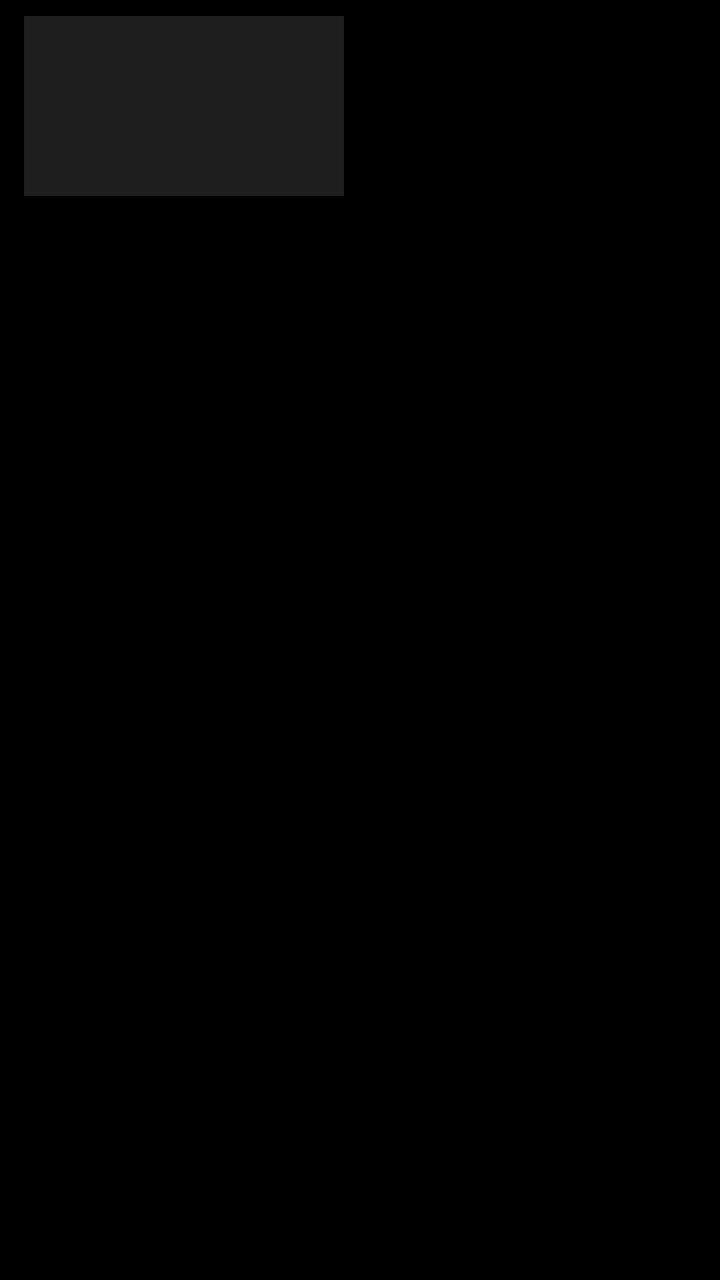
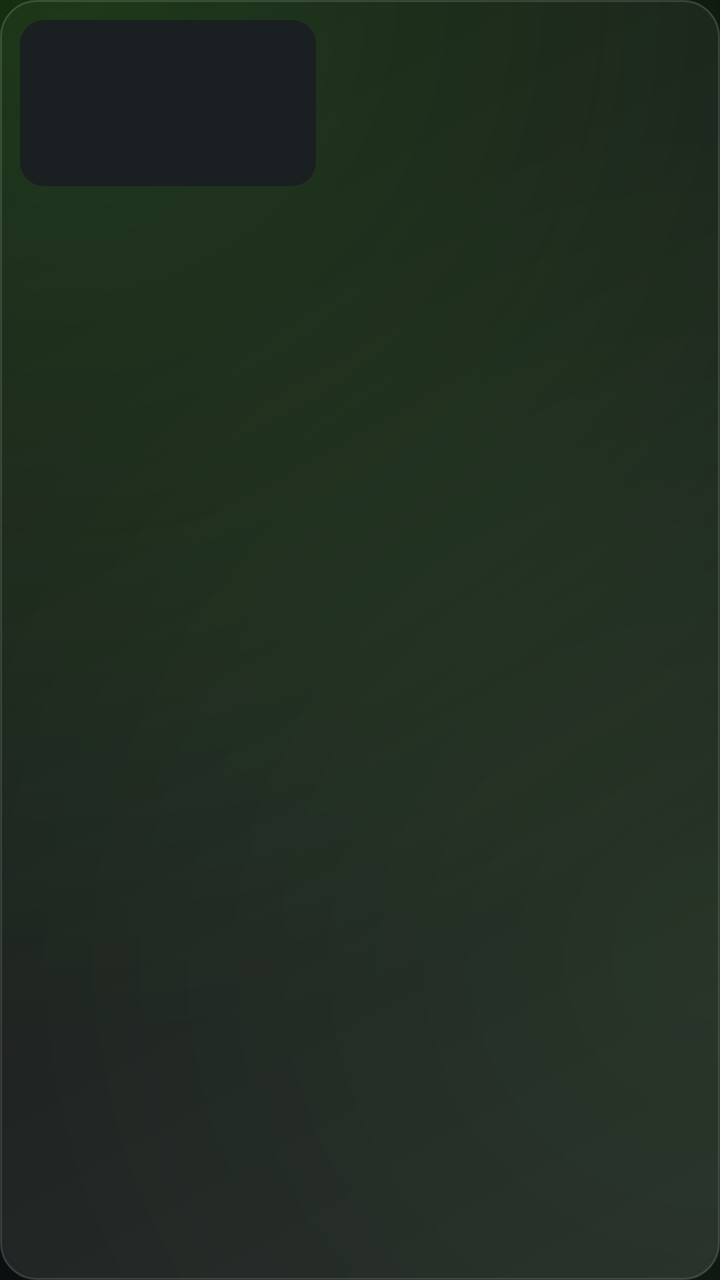

Two renders of the same Android screen: before a commit and after it. Below are the layout's source before the change and the commit's diff.
<!-- AndroidManifest.xml: application theme Theme.KickPlayer -->
<!-- res/layout/item_media.xml -->
<?xml version="1.0" encoding="utf-8"?>
<LinearLayout xmlns:android="http://schemas.android.com/apk/res/android"
    android:layout_width="match_parent"
    android:layout_height="wrap_content"
    android:background="?android:attr/selectableItemBackground"
    android:orientation="horizontal"
    android:paddingHorizontal="12dp"
    android:paddingVertical="8dp">

    <FrameLayout
        android:layout_width="160dp"
        android:layout_height="90dp"
        android:background="#1E1E1E">

        <ImageView
            android:id="@+id/thumb"
            android:layout_width="match_parent"
            android:layout_height="match_parent"
            android:importantForAccessibility="no"
            android:scaleType="centerCrop" />

        <TextView
            android:id="@+id/badge"
            android:layout_width="wrap_content"
            android:layout_height="wrap_content"
            android:layout_gravity="top|start"
            android:layout_margin="4dp"
            android:paddingHorizontal="5dp"
            android:paddingVertical="1dp"
            android:textColor="#FFFFFF"
            android:textSize="11sp"
            android:textStyle="bold"
            android:visibility="gone" />

        <TextView
            android:id="@+id/duration"
            android:layout_width="wrap_content"
            android:layout_height="wrap_content"
            android:layout_gravity="bottom|end"
            android:layout_margin="4dp"
            android:background="#B3000000"
            android:paddingHorizontal="4dp"
            android:paddingVertical="1dp"
            android:textColor="#FFFFFF"
            android:textSize="11sp"
            android:visibility="gone" />

        <ProgressBar
            android:id="@+id/progress"
            style="?android:attr/progressBarStyleHorizontal"
            android:layout_width="match_parent"
            android:layout_height="3dp"
            android:layout_gravity="bottom"
            android:max="1000"
            android:progressTint="#53FC18"
            android:progressBackgroundTint="#55FFFFFF"
            android:visibility="gone" />
    </FrameLayout>

    <LinearLayout
        android:layout_width="0dp"
        android:layout_height="wrap_content"
        android:layout_marginStart="12dp"
        android:layout_weight="1"
        android:orientation="vertical">

        <TextView
            android:id="@+id/title"
            android:layout_width="match_parent"
            android:layout_height="wrap_content"
            android:ellipsize="end"
            android:maxLines="2"
            android:textColor="#FFFFFF"
            android:textSize="15sp" />

        <TextView
            android:id="@+id/subtitle"
            android:layout_width="match_parent"
            android:layout_height="wrap_content"
            android:layout_marginTop="2dp"
            android:singleLine="true"
            android:textColor="#AAAAAA"
            android:textSize="13sp" />

        <TextView
            android:id="@+id/detail"
            android:layout_width="match_parent"
            android:layout_height="wrap_content"
            android:singleLine="true"
            android:textColor="#888888"
            android:textSize="12sp" />
    </LinearLayout>
</LinearLayout>
<!-- resources referenced by this layout -->
<resources>
  <style name="Theme.KickPlayer" parent="android:Theme.Material.NoActionBar">
          <item name="android:windowBackground">@android:color/black</item>
      </style>
</resources>

<!-- the commit's change to res/layout/item_media.xml (unified diff, before → after) -->
@@ -2,15 +2,16 @@
 <LinearLayout xmlns:android="http://schemas.android.com/apk/res/android"
     android:layout_width="match_parent"
     android:layout_height="wrap_content"
-    android:background="?android:attr/selectableItemBackground"
+    android:layout_marginBottom="10dp"
+    android:background="@drawable/bg_card"
     android:orientation="horizontal"
-    android:paddingHorizontal="12dp"
-    android:paddingVertical="8dp">
+    android:padding="10dp">
 
     <FrameLayout
-        android:layout_width="160dp"
-        android:layout_height="90dp"
-        android:background="#1E1E1E">
+        android:id="@+id/thumbFrame"
+        android:layout_width="148dp"
+        android:layout_height="83dp"
+        android:background="@drawable/bg_thumb">
 
         <ImageView
             android:id="@+id/thumb"
@@ -24,11 +25,10 @@
             android:layout_width="wrap_content"
             android:layout_height="wrap_content"
             android:layout_gravity="top|start"
-            android:layout_margin="4dp"
-            android:paddingHorizontal="5dp"
+            android:layout_margin="6dp"
+            android:paddingHorizontal="6dp"
             android:paddingVertical="1dp"
-            android:textColor="#FFFFFF"
-            android:textSize="11sp"
+            android:textSize="10sp"
             android:textStyle="bold"
             android:visibility="gone" />
 
@@ -37,12 +37,13 @@
             android:layout_width="wrap_content"
             android:layout_height="wrap_content"
             android:layout_gravity="bottom|end"
-            android:layout_margin="4dp"
-            android:background="#B3000000"
-            android:paddingHorizontal="4dp"
+            android:layout_margin="6dp"
+            android:background="@drawable/bg_badge_dark"
+            android:paddingHorizontal="5dp"
             android:paddingVertical="1dp"
             android:textColor="#FFFFFF"
             android:textSize="11sp"
+            android:textStyle="bold"
             android:visibility="gone" />
 
         <ProgressBar
@@ -52,14 +53,15 @@
             android:layout_height="3dp"
             android:layout_gravity="bottom"
             android:max="1000"
-            android:progressTint="#53FC18"
             android:progressBackgroundTint="#55FFFFFF"
+            android:progressTint="@color/kick_green"
             android:visibility="gone" />
     </FrameLayout>
 
     <LinearLayout
         android:layout_width="0dp"
         android:layout_height="wrap_content"
+        android:layout_gravity="center_vertical"
         android:layout_marginStart="12dp"
         android:layout_weight="1"
         android:orientation="vertical">
@@ -70,16 +72,17 @@
             android:layout_height="wrap_content"
             android:ellipsize="end"
             android:maxLines="2"
-            android:textColor="#FFFFFF"
-            android:textSize="15sp" />
+            android:textColor="@color/text_primary"
+            android:textSize="15sp"
+            android:textStyle="bold" />
 
         <TextView
             android:id="@+id/subtitle"
             android:layout_width="match_parent"
             android:layout_height="wrap_content"
-            android:layout_marginTop="2dp"
+            android:layout_marginTop="3dp"
             android:singleLine="true"
-            android:textColor="#AAAAAA"
+            android:textColor="@color/text_secondary"
             android:textSize="13sp" />
 
         <TextView
@@ -87,7 +90,7 @@
             android:layout_width="match_parent"
             android:layout_height="wrap_content"
             android:singleLine="true"
-            android:textColor="#888888"
+            android:textColor="@color/text_muted"
             android:textSize="12sp" />
     </LinearLayout>
 </LinearLayout>
<!-- resource entries referenced after the edit -->
@@ -1,7 +1,66 @@
 <!-- resources referenced by this layout -->
 <resources>
+  <color name="kick_green">#53FC18</color>
+  <color name="text_muted">#6F7A80</color>
+  <color name="text_primary">#FFFFFF</color>
+  <color name="text_secondary">#9BA4A9</color>
+  <!-- drawable bg_badge_dark (drawable) -->
+  <?xml version="1.0" encoding="utf-8"?>
+  <shape xmlns:android="http://schemas.android.com/apk/res/android" android:shape="rectangle">
+      <corners android:radius="6dp" />
+      <solid android:color="#B3000000" />
+  </shape>
+  <!-- drawable bg_card (drawable) -->
+  <?xml version="1.0" encoding="utf-8"?>
+  <ripple xmlns:android="http://schemas.android.com/apk/res/android" android:color="#2253FC18">
+      <item android:drawable="@drawable/bg_glass" />
+  </ripple>
+  <!-- drawable bg_thumb (drawable) -->
+  <?xml version="1.0" encoding="utf-8"?>
+  <shape xmlns:android="http://schemas.android.com/apk/res/android" android:shape="rectangle">
+      <corners android:radius="12dp" />
+      <solid android:color="#1A1F22" />
+  </shape>
   <style name="Theme.KickPlayer" parent="android:Theme.Material.NoActionBar">
-          <item name="android:windowBackground">@android:color/black</item>
+          <item name="android:windowBackground">@drawable/bg_app</item>
+          <item name="android:colorAccent">@color/kick_green</item>
+          <item name="android:colorControlActivated">@color/kick_green</item>
+          <item name="android:statusBarColor">@android:color/transparent</item>
+          <item name="android:navigationBarColor">@android:color/transparent</item>
       </style>
+  <!-- drawable bg_glass (drawable) -->
+  <?xml version="1.0" encoding="utf-8"?>
+  <shape xmlns:android="http://schemas.android.com/apk/res/android" android:shape="rectangle">
+      <corners android:radius="18dp" />
+      <gradient android:angle="135" android:startColor="#1CFFFFFF" android:endColor="#08FFFFFF" />
+      <stroke android:width="1dp" android:color="#24FFFFFF" />
+  </shape>
+  <!-- drawable bg_app (drawable) -->
+  <?xml version="1.0" encoding="utf-8"?>
+  <layer-list xmlns:android="http://schemas.android.com/apk/res/android">
+      <item><shape><solid android:color="#0B0E0F" /></shape></item>
+      <item>
+          <shape>
+              <gradient
+                  android:type="radial"
+                  android:centerX="0.1"
+                  android:centerY="0.0"
+                  android:gradientRadius="520dp"
+                  android:startColor="#2453FC18"
+                  android:endColor="#0053FC18" />
+          </shape>
+      </item>
+      <item>
+          <shape>
+              <gradient
+                  android:type="radial"
+                  android:centerX="1.0"
+                  android:centerY="0.75"
+                  android:gradientRadius="420dp"
+                  android:startColor="#1253FC18"
+                  android:endColor="#0053FC18" />
+          </shape>
+      </item>
+  </layer-list>
 </resources>
 
